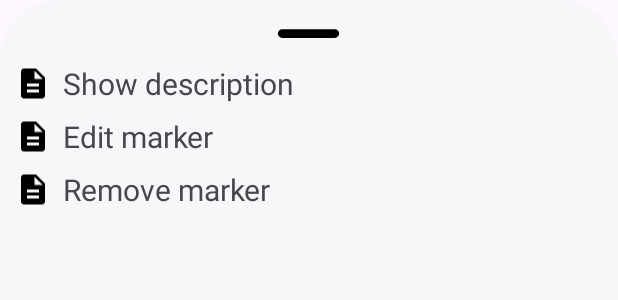
After one commit to SpatiumCat/MyMapMarkers, an Android app: the layout layout_bottomsheet.xml on its own in the app's theme, with its tools: preview values and no code run, on a phone screen of 412 x 824 dp. The commit adds this screen. Shown: the top 300 px of the screen. Run offline under Robolectric (Android 15) with nearby library versions, the phone set to English and light mode, and no system bars.

Commit message:
Add placemarkers on map. Making dialog menu.

```diff
--- /dev/null
+++ b/app/src/main/res/drawable/dialog_background.xml
@@ -0,0 +1,12 @@
+<?xml version="1.0" encoding="utf-8"?>
+<shape xmlns:android="http://schemas.android.com/apk/res/android">
+
+    <solid android:color="@color/background"/>
+    <corners android:topLeftRadius="40dp"
+        android:topRightRadius="40dp"/>
+    <padding
+        android:left="10dp"
+        android:right="10dp"
+        android:bottom="10dp"
+        android:top="10dp"/>
+</shape>
--- /dev/null
+++ b/app/src/main/res/drawable/marker_menu_description_24.xml
@@ -0,0 +1,5 @@
+<vector android:height="24dp" android:tint="#000000"
+    android:viewportHeight="24" android:viewportWidth="24"
+    android:width="24dp" xmlns:android="http://schemas.android.com/apk/res/android">
+    <path android:fillColor="@android:color/white" android:pathData="M14,2L6,2c-1.1,0 -1.99,0.9 -1.99,2L4,20c0,1.1 0.89,2 1.99,2L18,22c1.1,0 2,-0.9 2,-2L20,8l-6,-6zM16,18L8,18v-2h8v2zM16,14L8,14v-2h8v2zM13,9L13,3.5L18.5,9L13,9z"/>
+</vector>
--- /dev/null
+++ b/app/src/main/res/drawable/marker_menu_edit_24.xml
@@ -0,0 +1,5 @@
+<vector android:height="24dp" android:tint="#000000"
+    android:viewportHeight="24" android:viewportWidth="24"
+    android:width="24dp" xmlns:android="http://schemas.android.com/apk/res/android">
+    <path android:fillColor="@android:color/white" android:pathData="M3,17.25V21h3.75L17.81,9.94l-3.75,-3.75L3,17.25zM20.71,7.04c0.39,-0.39 0.39,-1.02 0,-1.41l-2.34,-2.34c-0.39,-0.39 -1.02,-0.39 -1.41,0l-1.83,1.83 3.75,3.75 1.83,-1.83z"/>
+</vector>
--- /dev/null
+++ b/app/src/main/res/drawable/marker_menu_remove_24.xml
@@ -0,0 +1,5 @@
+<vector android:height="24dp" android:tint="#000000"
+    android:viewportHeight="24" android:viewportWidth="24"
+    android:width="24dp" xmlns:android="http://schemas.android.com/apk/res/android">
+    <path android:fillColor="@android:color/white" android:pathData="M19,6.41L17.59,5 12,10.59 6.41,5 5,6.41 10.59,12 5,17.59 6.41,19 12,13.41 17.59,19 19,17.59 13.41,12z"/>
+</vector>
--- /dev/null
+++ b/app/src/main/res/drawable/round_remove_24.xml
@@ -0,0 +1,5 @@
+<vector android:height="24dp" android:tint="#000000"
+    android:viewportHeight="24" android:viewportWidth="24"
+    android:width="24dp" xmlns:android="http://schemas.android.com/apk/res/android">
+    <path android:fillColor="@android:color/white" android:pathData="M18,13H6c-0.55,0 -1,-0.45 -1,-1s0.45,-1 1,-1h12c0.55,0 1,0.45 1,1s-0.45,1 -1,1z"/>
+</vector>
--- /dev/null
+++ b/app/src/main/res/layout/layout_bottomsheet.xml
@@ -0,0 +1,84 @@
+<?xml version="1.0" encoding="utf-8"?>
+<LinearLayout xmlns:android="http://schemas.android.com/apk/res/android"
+    android:layout_width="match_parent"
+    android:layout_height="match_parent"
+    android:background="@drawable/dialog_background"
+    android:orientation="vertical">
+
+    <ImageView
+        android:layout_width="70dp"
+        android:layout_height="wrap_content"
+        android:layout_gravity="center|top"
+        android:scaleType="centerCrop"
+        android:src="@drawable/round_remove_24" />
+
+    <LinearLayout
+        android:id="@+id/descriptionMarkerMenu"
+        android:layout_width="match_parent"
+        android:layout_height="wrap_content"
+        android:layout_marginTop="8dp"
+        android:orientation="horizontal">
+
+        <ImageView
+            android:layout_width="wrap_content"
+            android:layout_height="match_parent"
+            android:src="@drawable/marker_menu_description_24" />
+
+        <TextView
+            android:layout_width="match_parent"
+            android:layout_height="wrap_content"
+            android:layout_marginStart="8dp"
+            android:text="Show description"
+            android:textAlignment="viewStart"
+            android:textSize="20dp" />
+
+
+    </LinearLayout>
+
+    <LinearLayout
+        android:id="@+id/editMarkerMenu"
+        android:layout_width="match_parent"
+        android:layout_height="wrap_content"
+        android:layout_marginTop="8dp"
+        android:orientation="horizontal">
+
+        <ImageView
+            android:layout_width="wrap_content"
+            android:layout_height="match_parent"
+            android:src="@drawable/marker_menu_description_24" />
+
+        <TextView
+            android:layout_width="match_parent"
+            android:layout_height="wrap_content"
+            android:layout_marginStart="8dp"
+            android:text="Edit marker"
+            android:textAlignment="viewStart"
+            android:textSize="20dp" />
+
+
+    </LinearLayout>
+
+    <LinearLayout
+        android:id="@+id/removeMarkerMenu"
+        android:layout_width="match_parent"
+        android:layout_height="wrap_content"
+        android:layout_marginTop="8dp"
+        android:orientation="horizontal">
+
+        <ImageView
+            android:layout_width="wrap_content"
+            android:layout_height="match_parent"
+            android:src="@drawable/marker_menu_description_24" />
+
+        <TextView
+            android:layout_width="match_parent"
+            android:layout_height="wrap_content"
+            android:layout_marginStart="8dp"
+            android:text="Remove marker"
+            android:textAlignment="viewStart"
+            android:textSize="20dp" />
+
+
+    </LinearLayout>
+
+</LinearLayout>
--- a/app/src/main/res/values/strings.xml
+++ b/app/src/main/res/values/strings.xml
@@ -4,4 +4,7 @@
     <string name="marker_description">Description:</string>
     <string name="marker_coordinates">Coordinates:</string>
     <string name="card_marker_set_coordinates">%1$f, %2$f</string>
+    <string name="marker_menu_show_description">Show description</string>
+    <string name="marker_menu_edit">Edit</string>
+    <string name="marker_menu_remove">Remove</string>
 </resources>
--- a/app/src/main/res/values/themes.xml
+++ b/app/src/main/res/values/themes.xml
@@ -6,4 +6,9 @@
     </style>
 
     <style name="Theme.MyMapMarkers" parent="Base.Theme.MyMapMarkers" />
+
+    <style name="DialogAnimation">
+        <item name="android:windowEnterAnimation">@anim/slide_in_anim</item>
+        <item name="android:windowExitAnimation">@anim/slide_out_anim</item>
+    </style>
 </resources>
```
Also changed, not shown: app/src/main/java/ru/netology/mymapmarkers/fragments/MapFragment.kt (+20 -1 lines), app/src/main/res/anim/slide_in_anim.xml (added, +9 -0 lines), app/src/main/res/anim/slide_out_anim.xml (added, +9 -0 lines), app/src/main/res/layout/card_marker.xml (+5 -5 lines), app/src/main/res/menu/marker_menu.xml (added, +19 -0 lines).
